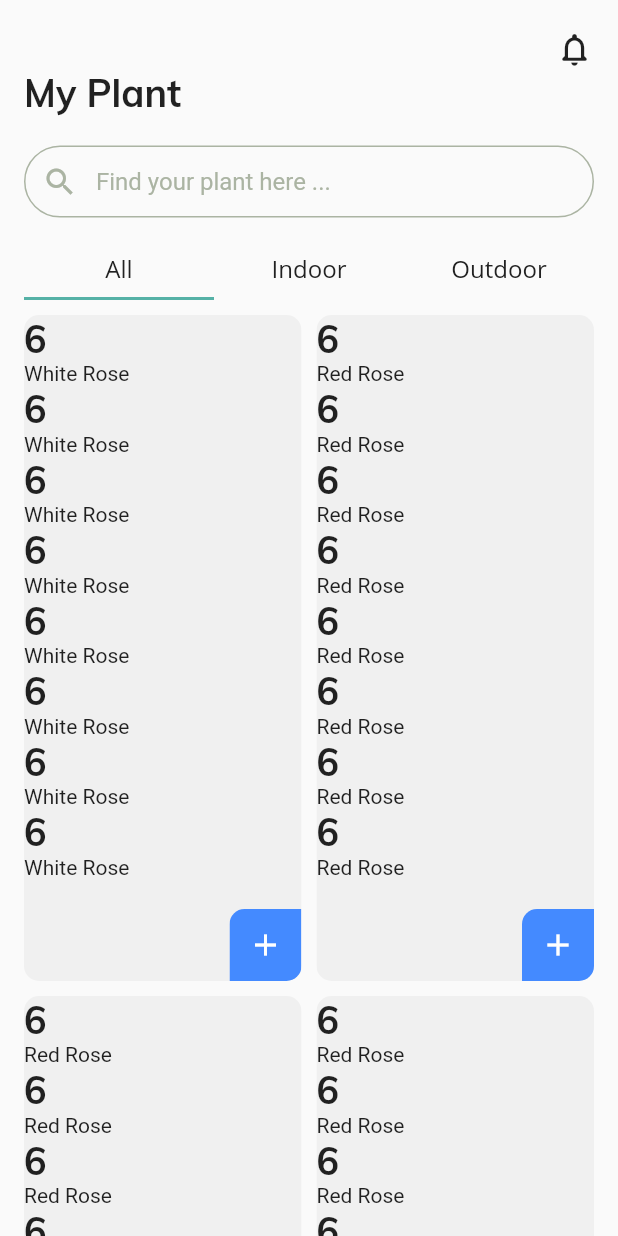
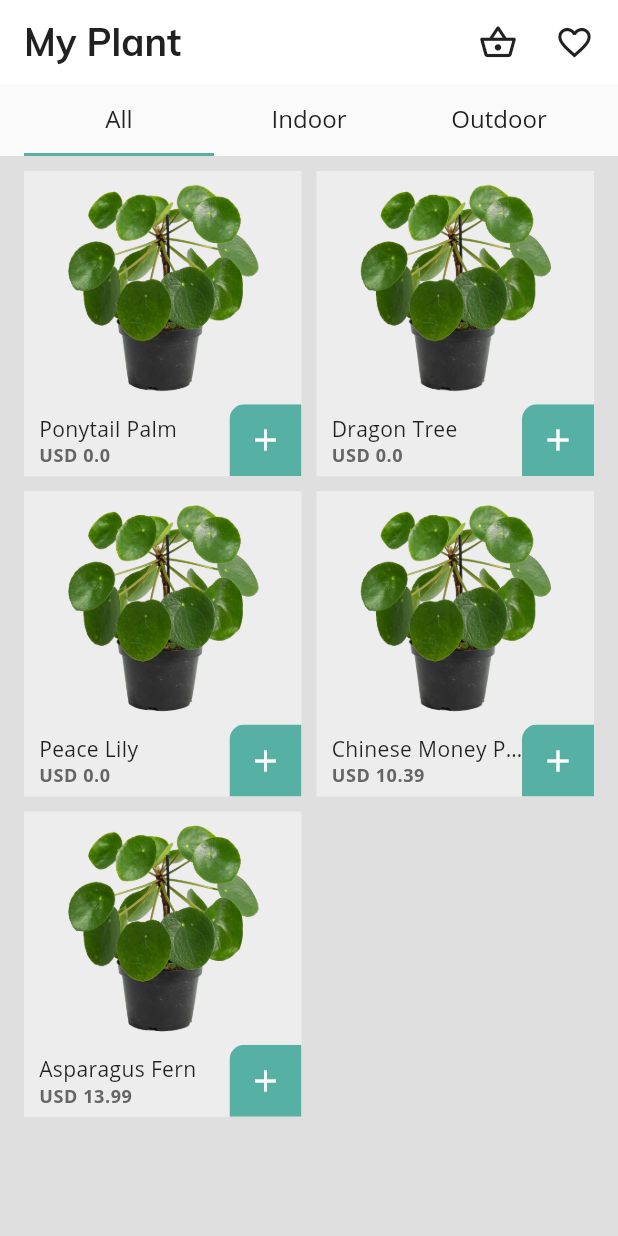
Before and after one commit to gwijaya94/myplant, a Flutter app: the screen it shows after launch, on a phone screen of 412 x 824 dp. Run offline on Flutter 3.47's test engine with Material 2 defaults, Android fonts, the phone set to English and light mode, and no system bars.

Commit message:
fix layout with appbar, tabview as body of Scaffold, create detail plan page

```diff
--- a/lib/data.dart
+++ b/lib/data.dart
@@ -1,18 +1,19 @@
 import 'package:flutter/material.dart';
 
 var checkoutData = [];
+var favoriteData = [];
 
 class PlantData {
   String name;
-  String family;
+  String bioName;
   String category;
   String desc;
-  String price;
+  double price;
   String image;
 
   PlantData({
     @required this.name,
-    @required this.family,
+    @required this.bioName,
     @required this.category,
     @required this.desc,
     @required this.price,
@@ -22,54 +23,48 @@ class PlantData {
 
 var itemData = [
   PlantData(
-    name: 'Red Rose',
-    family: 'Rosaceae',
-    category: 'outdoor',
+    name: 'Asparagus Fern',
+    bioName: 'Asparagus setaceus',
+    category: 'indoor',
     desc: '',
-    price: '',
-    image: '',
+    price: 13.99,
+    image: 'chinese-money-plant.png',
   ),
   PlantData(
-    name: 'White Rose',
-    family: 'Rosaceae',
+    name: 'Chinese Money Plant',
+    bioName: 'Pilea peperomioides',
     category: 'indoor',
     desc: '',
-    price: '',
-    image: '',
+    price: 10.39,
+    image: 'chinese-money-plant.png',
   ),
   PlantData(
-    name: 'Blue Rose',
-    family: 'Rosaceae',
+    name: 'Peace Lily',
+    bioName: 'Spathiphyllum ',
     category: 'indoor',
     desc: '',
-    price: '',
-    image: '',
+    price: 0.00,
+    image: 'chinese-money-plant.png',
   ),
   PlantData(
-    name: 'Red Rose',
-    family: 'Rosaceae',
+    name: 'Dragon Tree',
+    bioName: 'Dracaena marginata',
     category: 'indoor',
     desc: '',
-    price: '',
-    image: '',
+    price: 0.00,
+    image: 'chinese-money-plant.png',
   ),
   PlantData(
-    name: 'Red Rose',
-    family: 'Rosaceae',
+    name: 'Ponytail Palm',
+    bioName: 'Beaucarnea recurvata',
     category: 'indoor',
     desc: '',
-    price: '',
-    image: '',
-  ),
-  PlantData(
-    name: 'Red Rose',
-    family: 'Rosaceae',
-    category: 'indoor',
-    desc: '',
-    price: '',
-    image: '',
+    price: 0.00,
+    image: 'chinese-money-plant.png',
   ),
 ];
+
+var plantCategories = ['All', 'Indoor', 'Outdoor'];
 
 List<dynamic> addFilteredData(String category) {
   var arrayTemp = [];
--- /dev/null
+++ b/lib/detailScreen.dart
@@ -0,0 +1,17 @@
+import 'package:flutter/material.dart';
+
+class DetailPlant extends StatelessWidget {
+  final item;
+  DetailPlant({@required this.item});
+
+  @override
+  Widget build(BuildContext context) {
+    return Scaffold(
+      body: SafeArea(
+        child: Container(
+          child: Text(item.name),
+        ),
+      ),
+    );
+  }
+}
--- a/lib/main.dart
+++ b/lib/main.dart
@@ -1,6 +1,8 @@
 import 'package:flutter/material.dart';
 import 'package:myplant/data.dart';
+import 'package:myplant/detailScreen.dart';
 import 'package:myplant/utils/fontStyles.dart' as fonts;
+import 'package:myplant/utils/helper.dart';
 import 'package:myplant/utils/myColor.dart' as colors;
 import 'package:myplant/utils/variable.dart';
 
@@ -19,71 +21,34 @@ class MyApp extends StatelessWidget {
   }
 }
 
-class HomeScreen extends StatefulWidget {
-  @override
-  _HomeScreenState createState() => _HomeScreenState();
-}
-
-class _HomeScreenState extends State<HomeScreen> {
+class HomeScreen extends StatelessWidget {
   @override
   Widget build(BuildContext context) {
-    var outlinedBorder = OutlineInputBorder(
-        borderRadius: BorderRadius.circular(30),
-        borderSide: BorderSide(color: colors.silverChalice));
     return Scaffold(
-      body: SafeArea(
-        child: Container(
-          child: Container(
-            child: Column(
-              crossAxisAlignment: CrossAxisAlignment.stretch,
-              children: [
-                Container(
-                  // color: colors.avocadoGreen,
-                  padding: EdgeInsets.fromLTRB(
-                      padHorizontal, padVertical, padHorizontal, 0),
-                  child: Column(
-                    crossAxisAlignment: CrossAxisAlignment.stretch,
-                    children: [
-                      Container(
-                          alignment: Alignment.centerRight,
-                          child:
-                              Icon(Icons.notifications_none_rounded, size: 26)),
-                      Padding(
-                        padding: const EdgeInsets.only(bottom: 20),
-                        child: Text(
-                          'My Plant',
-                          style: fonts.mulishHeadline5,
-                          textAlign: TextAlign.left,
+      appBar: AppBar(
+        backgroundColor: colors.pureWhite,
+        title: Text('My Plant',
+            style: fonts.mulishHeadline5
+                .merge(TextStyle(color: colors.carbonBlack)),
+            textAlign: TextAlign.left),
+        elevation: 0,
+        actions: [
+          InkWell(
+            onTap: () => null,
+            child: Icon(Icons.shopping_basket_outlined,
+                size: 26, color: colors.carbonBlack),
           ),
+          SizedBox(width: 25),
+          InkWell(
+            onTap: () => null,
+            child: Icon(Icons.favorite_border_outlined,
+                size: 26, color: colors.carbonBlack),
           ),
-                      Theme(
-                        data: ThemeData(
-                            primaryColor: colors.silverChalice,
-                            primaryColorDark: colors.silverChalice),
-                        child: TextField(
-                          cursorColor: colors.silverChalice,
-                          style: TextStyle(color: colors.silverChalice),
-                          onChanged: (val) {},
-                          maxLines: 1,
-                          decoration: InputDecoration(
-                              hintText: 'Find your plant here ...',
-                              hintStyle: TextStyle(color: colors.silverChalice),
-                              border: outlinedBorder,
-                              enabledBorder: outlinedBorder,
-                              contentPadding: EdgeInsets.symmetric(vertical: 8),
-                              prefixIcon: Icon(Icons.search,
-                                  color: colors.silverChalice)),
-                        ),
-                      ),
-                      SizedBox(height: 15)
+          SizedBox(width: 16),
         ],
       ),
-                ),
-                Expanded(child: TabBarComponent())
-              ],
-            ),
-          ),
-        ),
+      body: SafeArea(
+        child: TabBarComponent(),
       ),
     );
   }
@@ -92,14 +57,11 @@ class _HomeScreenState extends State<HomeScreen> {
 class TabBarComponent extends StatelessWidget {
   @override
   Widget build(BuildContext context) {
-    var plantCategories = ['All', 'Indoor', 'Outdoor'];
-
     return DefaultTabController(
-        length: 3,
-        child: Scaffold(
-          appBar: PreferredSize(
-            preferredSize: Size.fromHeight(40),
-            child: Container(
+      length: plantCategories.length,
+      child: Column(
+        children: [
+          Container(
             padding: EdgeInsets.symmetric(horizontal: padHorizontal),
             child: TabBar(
                 unselectedLabelColor: colors.carbonBlack,
@@ -109,12 +71,18 @@ class TabBarComponent extends StatelessWidget {
                   return Tab(child: Text(item, style: fonts.openSansBody1));
                 }).toList()),
           ),
-          ),
-          body: TabBarView(
+          Expanded(
+            child: Container(
+              color: colors.ghostWhite,
+              child: TabBarView(
                   children: plantCategories.map((item) {
                 return RenderPlant(filter: item);
               }).toList()),
-        ));
+            ),
+          ),
+        ],
+      ),
+    );
   }
 }
 
@@ -126,51 +94,47 @@ class RenderPlant extends StatelessWidget {
   Widget build(BuildContext context) {
     var dataPlant = addFilteredData(filter.toLowerCase());
 
+    if (dataPlant.length < 1) {
+      return Center(
+          child: Text(
+        "Sorry, plant for this category is unavailable right now.\n\nPlease check another time later.",
+        style: fonts.mulishHeadline6,
+        textAlign: TextAlign.center,
+      ));
+    }
     return GridView.count(
         crossAxisCount: 2,
         crossAxisSpacing: 10,
         mainAxisSpacing: 10,
-        shrinkWrap: true,
-        primary: true,
+        childAspectRatio: 1 / 1.1,
         padding: EdgeInsets.symmetric(
-          horizontal: padHorizontal,
-          vertical: padVertical / 2,
-        ),
-        childAspectRatio: 1 / 2.4,
+            horizontal: padHorizontal, vertical: padVertical / 2),
         children: dataPlant.map((item) {
-          return ClipRRect(
+          return InkWell(
             borderRadius: BorderRadius.circular(10),
-            child: Stack(
-              children: [
-                Container(
-                  color: colors.whiteSmoke,
+            onTap: () => nextScreen(context, DetailPlant(item: item)),
+            child: Container(
+              color: colors.whisperWhite,
               child: Column(
                 crossAxisAlignment: CrossAxisAlignment.stretch,
+                mainAxisAlignment: MainAxisAlignment.spaceBetween,
                 children: [
-                      Text(dataPlant.length.toString(),
-                          style: fonts.mulishHeadline5),
-                      Text(item.name),
-                      Text(dataPlant.length.toString(),
-                          style: fonts.mulishHeadline5),
-                      Text(item.name),
-                      Text(dataPlant.length.toString(),
-                          style: fonts.mulishHeadline5),
-                      Text(item.name),
-                      Text(dataPlant.length.toString(),
-                          style: fonts.mulishHeadline5),
-                      Text(item.name),
-                      Text(dataPlant.length.toString(),
-                          style: fonts.mulishHeadline5),
-                      Text(item.name),
-                      Text(dataPlant.length.toString(),
-                          style: fonts.mulishHeadline5),
-                      Text(item.name),
-                      Text(dataPlant.length.toString(),
-                          style: fonts.mulishHeadline5),
-                      Text(item.name),
-                      Text(dataPlant.length.toString(),
-                          style: fonts.mulishHeadline5),
-                      Text(item.name),
+                  Expanded(child: GetImage(imgName: item.image)),
+                  Row(
+                    crossAxisAlignment: CrossAxisAlignment.center,
+                    children: [
+                      SizedBox(width: 10),
+                      Expanded(
+                        child: Column(
+                          crossAxisAlignment: CrossAxisAlignment.start,
+                          children: [
+                            Text(item.name,
+                                style: fonts.openSansBody2,
+                                overflow: TextOverflow.ellipsis),
+                            Text('USD ${item.price}',
+                                style: fonts.openSansSubhead.merge(TextStyle(
+                                    fontFamily: 'OpenSans-Bold',
+                                    color: colors.silverGrey))),
                           ],
                         ),
                       ),
@@ -180,18 +144,19 @@ class RenderPlant extends StatelessWidget {
                           borderRadius:
                               BorderRadius.only(topLeft: Radius.circular(10)),
                           child: Container(
-                      color: Colors.blueAccent,
+                            color: colors.puertoRico,
                             child: IconButton(
-                        splashRadius: 30,
                                 icon: Icon(Icons.add),
-                        onPressed: () {},
                                 color: colors.pureWhite,
-                      ),
+                                onPressed: () => checkoutData.add(item)),
                           ),
                         ),
                       )
                     ],
                   ),
+                ],
+              ),
+            ),
           );
         }).toList());
   }
--- a/lib/utils/myColor.dart
+++ b/lib/utils/myColor.dart
@@ -13,4 +13,7 @@ Color timberGreen = parseColor('304534'); //RGB(48, 69, 52)
 Color avocadoGreen = parseColor('989B6F'); //RGB(152, 155, 111)
 Color pureWhite = parseColor('FFFFFF'); //RGB(255,255,255)
 Color carbonBlack = parseColor('212121'); //RGB(33,33,33)
-Color puertoRico = parseColor('55B1A6'); //RGB(85,177,166)
+Color puertoRico = parseColor('56B0A4'); //RGB(86,176,164)
+Color whisperWhite = parseColor('EDEDED'); //RGB(237,237,247)
+Color ghostWhite = parseColor('DFDFDF'); //RGB(223,223,223)
+Color silverGrey = parseColor('656565'); //RGB(101,101,101)
```
Also changed, not shown: assets/images/chinese-money-plant.png (added). Lines whose indentation alone changed are shown as unchanged.
